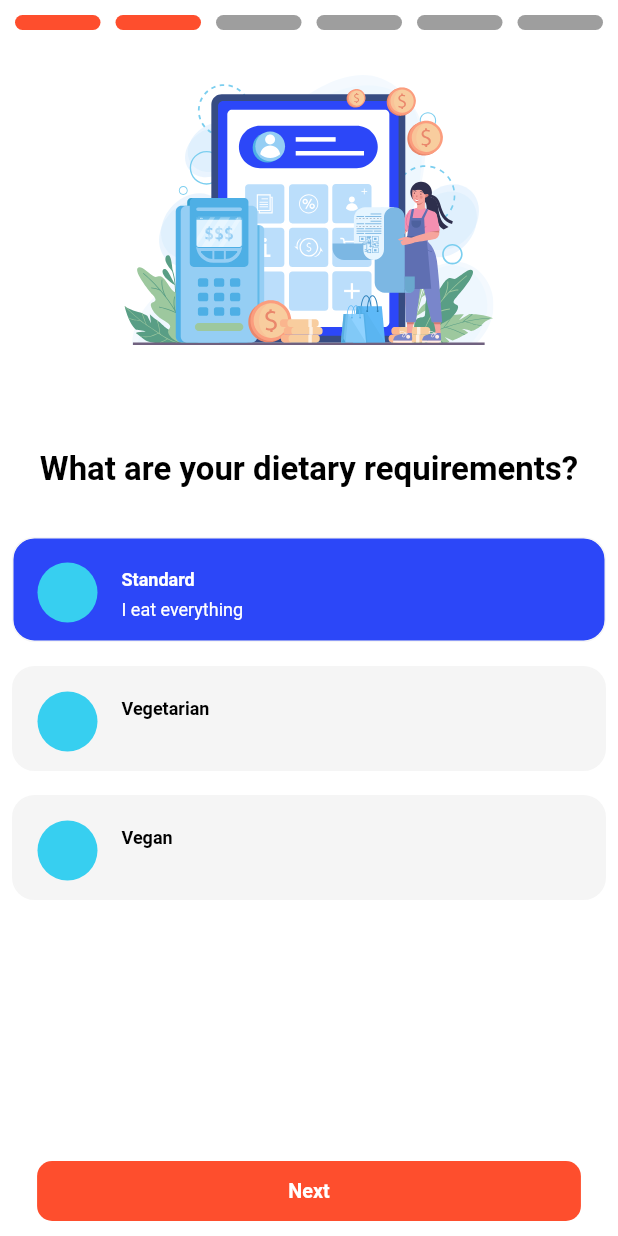
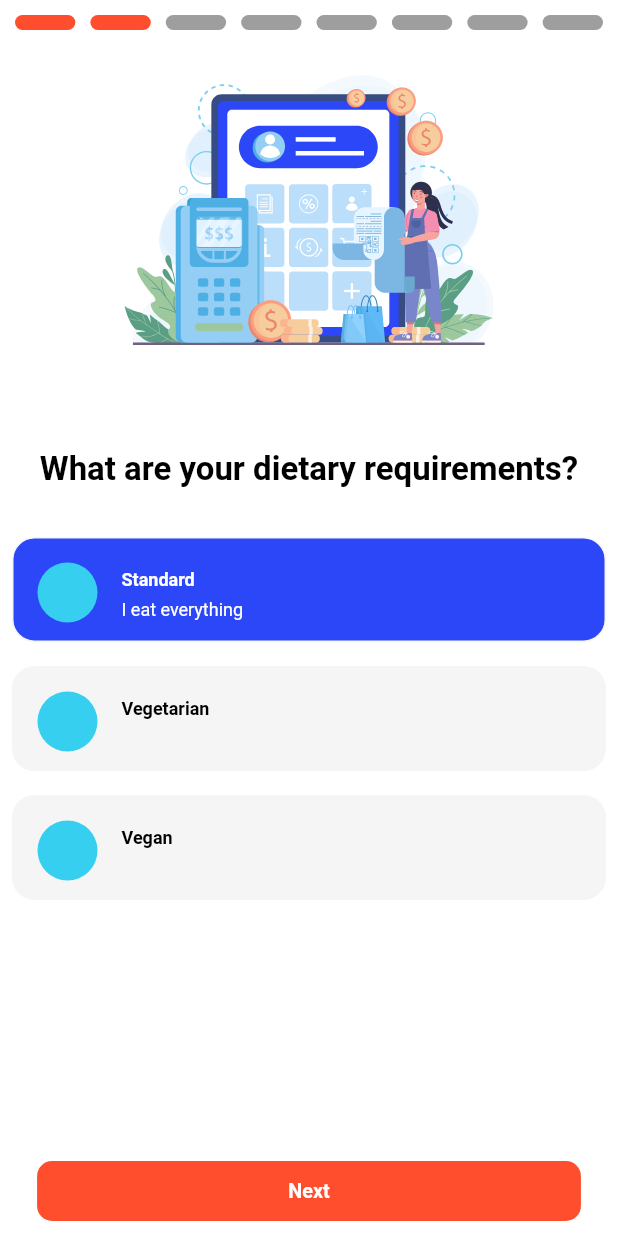
Before and after one commit to ibrahimsm83/Fitopia, a Flutter app: the Onboarding1View screen opened by its route, after a tap on "Next", on a phone screen of 412 x 824 dp. Run offline on Flutter 3.47's test engine with Material 2 defaults, Android fonts, the phone set to English and light mode, and no system bars; our stand-ins replace bloc, dots_indicator, easy_localization, equatable, flutter_bloc, flutter_svg and 3 more; project files that could hold a hidden picture were left out.

Commit message:
onboarding screen no 28 and 29 done

```diff
--- a/lib/model/onboarding_model.dart
+++ b/lib/model/onboarding_model.dart
@@ -120,8 +120,10 @@ List<onboardingImageTitle> OnboardingImgTitle = [
       ImageAssets.onboarding3, LocaleKeys.Howactiveareyou.tr()),
   onboardingImageTitle(
       ImageAssets.onboarding4, LocaleKeys.WhatGenderdoYouidentityAs.tr()),
-        onboardingImageTitle(
+  onboardingImageTitle(
       ImageAssets.onboarding3, LocaleKeys.doyouwanttofemaleSpecificplan.tr()),
-        onboardingImageTitle(
-      ImageAssets.onboarding3, LocaleKeys.howOldAreYou.tr()),
+  onboardingImageTitle(ImageAssets.onboarding3, LocaleKeys.howOldAreYou.tr()),
+  onboardingImageTitle(ImageAssets.onboarding3, LocaleKeys.Wheredoyoulive.tr()),
+  onboardingImageTitle(
+      ImageAssets.onboarding3, LocaleKeys.howmuchdoyouweight.tr()),
 ];
--- a/lib/presentation/onboarding/onboarding1_screen.dart
+++ b/lib/presentation/onboarding/onboarding1_screen.dart
@@ -5,10 +5,14 @@ import 'package:fitopia/translations/locale_keys.g.dart';
 import 'package:fitopia/widgets/multiselect_widget.dart';
 import 'package:fitopia/presentation/resources/index_manager.dart';
 import 'package:fitopia/widgets/custome_button.dart';
+import 'package:fitopia/widgets/text_form_field.dart';
 import 'package:fitopia/widgets/toggle_buttons_vertical.dart';
 import 'package:flutter/material.dart';
 import 'package:flutter/services.dart';
 import 'package:flutter_svg/flutter_svg.dart';
+import 'package:numberpicker/numberpicker.dart';
+// import 'package:horizontal_card_pager/horizontal_card_pager.dart';
+// import 'package:horizontal_card_pager/card_item.dart';
 
 class Onboarding1View extends StatefulWidget {
   const Onboarding1View({super.key});
@@ -22,25 +26,28 @@ class _Onboarding1ViewState extends State<Onboarding1View> {
 
   int selectedIndex = 0;
   int currentPage = 0;
+  int _currentValue = 176;
 
-  List<bool> isStatusBarActive = [true, false, false, false, false, false];
-
+  List<bool> isStatusBarActive = [
+    true,
+    false,
+    false,
+    false,
+    false,
+    false,
+    false,
+    false
+  ];
+  List<bool> _selections = List.generate(2, (_) => false);
   @override
   Widget build(BuildContext context) {
     return Scaffold(
-      // backgroundColor: ColorManager.whiteColor,
       backgroundColor: Theme.of(context).scaffoldBackgroundColor,
-
       body: SafeArea(
         child: Stack(
           alignment: Alignment.topCenter,
           children: [
-            //SizedBox(height: 20.vs),
-            Align(
-                alignment: Alignment.topCenter,
-                //padding: EdgeInsets.only(top: 20),
-                child: statusBar()),
-            //SizedBox(height: AppSize.s28.vs),
+            Align(alignment: Alignment.topCenter, child: statusBar()),
             Padding(
               padding: const EdgeInsets.only(top: 50),
               child: SvgPicture.asset(
@@ -54,7 +61,6 @@ class _Onboarding1ViewState extends State<Onboarding1View> {
                 height: 180,
               ),
             ),
-
             Padding(
               padding: const EdgeInsets.only(top: 300),
               child: Text(
@@ -69,13 +75,16 @@ class _Onboarding1ViewState extends State<Onboarding1View> {
                                 ? OnboardingImgTitle[3].title!
                                 : currentPage == 4
                                     ? OnboardingImgTitle[4].title!
-                                    : OnboardingImgTitle[5].title!,
+                                    : currentPage == 5
+                                        ? OnboardingImgTitle[5].title!
+                                        : currentPage == 6
+                                            ? OnboardingImgTitle[6].title!
+                                            : OnboardingImgTitle[7].title!,
                 style: getboldStyle(
                     color: Theme.of(context).textTheme.bodyText1!.color!,
                     fontSize: AppSize.s20.mv),
               ),
             ),
-
             Padding(
               padding: const EdgeInsets.only(top: 350),
               child: SizedBox(
@@ -89,9 +98,12 @@ class _Onboarding1ViewState extends State<Onboarding1View> {
                                   ? onboarding4Widget(genderList)
                                   : currentPage == 4
                                       ? onboarding4Widget(maleSpecificPlanList)
-                                      : HowOldAreYou()),
+                                      : currentPage == 5
+                                          ? HowOldAreYou()
+                                          : currentPage == 6
+                                              ? whereDoYouLive()
+                                              : howMuchDoYouWeight()),
             ),
-
             Align(
               alignment: Alignment.bottomCenter,
               child: button(
@@ -115,6 +127,12 @@ class _Onboarding1ViewState extends State<Onboarding1View> {
                       } else if (currentPage == 4) {
                         currentPage = 5;
                         isStatusBarActive[5] = true;
+                      } else if (currentPage == 5) {
+                        currentPage = 6;
+                        isStatusBarActive[6] = true;
+                      } else if (currentPage == 6) {
+                        currentPage = 7;
+                        isStatusBarActive[7] = true;
                       } else {
                         currentPage = 0;
                         isStatusBarActive[0] = true;
@@ -123,6 +141,8 @@ class _Onboarding1ViewState extends State<Onboarding1View> {
                         isStatusBarActive[3] = false;
                         isStatusBarActive[4] = false;
                         isStatusBarActive[5] = false;
+                        isStatusBarActive[6] = false;
+                        isStatusBarActive[7] = false;
                       }
                     });
                     // Navigator.pushReplacementNamed(
@@ -280,21 +300,35 @@ class _Onboarding1ViewState extends State<Onboarding1View> {
               ),
             ),
           ),
+          SizedBox(width: 10.0),
+          Flexible(
+            child: Container(
+              height: 10,
+              // width: 50,
+              decoration: BoxDecoration(
+                color: isStatusBarActive[6]
+                    ? ColorManager.primary
+                    : ColorManager.greyColor,
+                borderRadius: BorderRadius.circular(20.0),
+              ),
+            ),
+          ),
+          SizedBox(width: 10.0),
+          Flexible(
+            child: Container(
+              height: 10,
+              // width: 50,
+              decoration: BoxDecoration(
+                color: isStatusBarActive[7]
+                    ? ColorManager.primary
+                    : ColorManager.greyColor,
+                borderRadius: BorderRadius.circular(20.0),
+              ),
+            ),
+          ),
         ],
       ),
     );
-
-    // SizedBox(
-    //   height: 15,
-    //   child: ListView.separated(
-    //     separatorBuilder: (context, index) => SizedBox(width: 10.0),
-    //     scrollDirection: Axis.horizontal,
-    //     itemCount: 4,
-    //     itemBuilder: ((context, index) =>
-
-    //         ),
-    //   ),
-    // );
   }
 
   Widget onboarding4Widget(List<onBoradingModel>? itemList) {
@@ -311,17 +345,19 @@ class _Onboarding1ViewState extends State<Onboarding1View> {
 
   Widget HowOldAreYou() {
     return Container(
-      //color: ColorManager.primary,
       child: Row(
         mainAxisAlignment: MainAxisAlignment.spaceBetween,
         children: [
           Flexible(
             child: Padding(
               padding: const EdgeInsets.all(8.0),
-              child: TextField(
-                decoration: InputDecoration(
-                  //border: InputBorder,
-                  labelText: 'DD',
+              child: Container(
+                child: TextField(
+                  decoration: InputDecoration(
+                      border: InputBorder.none,
+                      labelText: 'DD',
+                      filled: true,
+                      fillColor: ColorManager.greylightColor),
                 ),
               ),
             ),
@@ -331,9 +367,10 @@ class _Onboarding1ViewState extends State<Onboarding1View> {
               padding: const EdgeInsets.all(8.0),
               child: TextField(
                 decoration: InputDecoration(
-                  //border: InputBorder.none,
-                  labelText: 'MM',
-                ),
+                    border: InputBorder.none,
+                    labelText: 'MM',
+                    filled: true,
+                    fillColor: ColorManager.greylightColor),
               ),
             ),
           ),
@@ -342,9 +379,10 @@ class _Onboarding1ViewState extends State<Onboarding1View> {
               padding: const EdgeInsets.all(8.0),
               child: TextField(
                 decoration: InputDecoration(
-                  //border: InputBorder.none,
-                  labelText: 'YYYY',
-                ),
+                    border: InputBorder.none,
+                    labelText: 'YYYY',
+                    filled: true,
+                    fillColor: ColorManager.greylightColor),
               ),
             ),
           ),
@@ -352,4 +390,71 @@ class _Onboarding1ViewState extends State<Onboarding1View> {
       ),
     );
   }
+
+  Widget whereDoYouLive() {
+    return Column(
+      mainAxisAlignment: MainAxisAlignment.start,
+      children: [
+        CustomeTextFormField(
+          hintText: LocaleKeys.City.tr(),
+          //AppStrings.enterYourEmail,
+          fillColor: ColorManager.greylightColor,
+          validator: (String? val) {
+            //   if (val == null || val.isEmpty) {
+            //     return AppStrings.enterYourEmail;
+            //   }
+            //   return null;
+          },
+        ),
+        SizedBox(height: 20),
+        CustomeTextFormField(
+          hintText: LocaleKeys.Country.tr(),
+          //AppStrings.enterYourEmail,
+          fillColor: ColorManager.greylightColor,
+          validator: (String? val) {
+            //   if (val == null || val.isEmpty) {
+            //     return AppStrings.enterYourEmail;
+            //   }
+            //   return null;
+          },
+        ),
+      ],
+    );
+  }
+
+  Widget howMuchDoYouWeight() {
+    return Column(
+      mainAxisAlignment: MainAxisAlignment.start,
+      children: [
+        NumberPicker(
+          itemCount: 6,
+          value: _currentValue,
+          axis: Axis.horizontal,
+          minValue: 173,
+          maxValue: 178,
+          selectedTextStyle:
+              TextStyle(fontSize: 35, color: ColorManager.secondry),
+          onChanged: (value) => setState(() => _currentValue = value),
+        ),
+        Padding(
+          padding: const EdgeInsets.all(8.0),
+          child: Text('Current value: $_currentValue'),
+        ),
+        SizedBox(height: 10.0),
+        ToggleButtons(
+          children: <Widget>[
+            // Icon(Icons.add_comment),
+            Text("LBS"), // Icon(Icons.airline_seat_individual_suite),
+            Text("KG"), //Icon(Icons.add_location),
+          ],
+          isSelected: _selections,
+          onPressed: (int index) {
+            setState(() {
+              _selections[index] = !_selections[index];
+            });
+          },
+        )
+      ],
+    );
+  }
 }
--- a/pubspec.yaml
+++ b/pubspec.yaml
@@ -45,6 +45,9 @@ dependencies:
   custom_radio_grouped_button: ^2.1.2+2
   flutter_bloc: ^8.1.2
   equatable: ^2.0.5
+  # horizontal_card_pager: ^1.1.1
+  numberpicker: ^2.1.1
+
 
 dev_dependencies:
   flutter_test:
```
Also changed, not shown: pubspec.lock.
